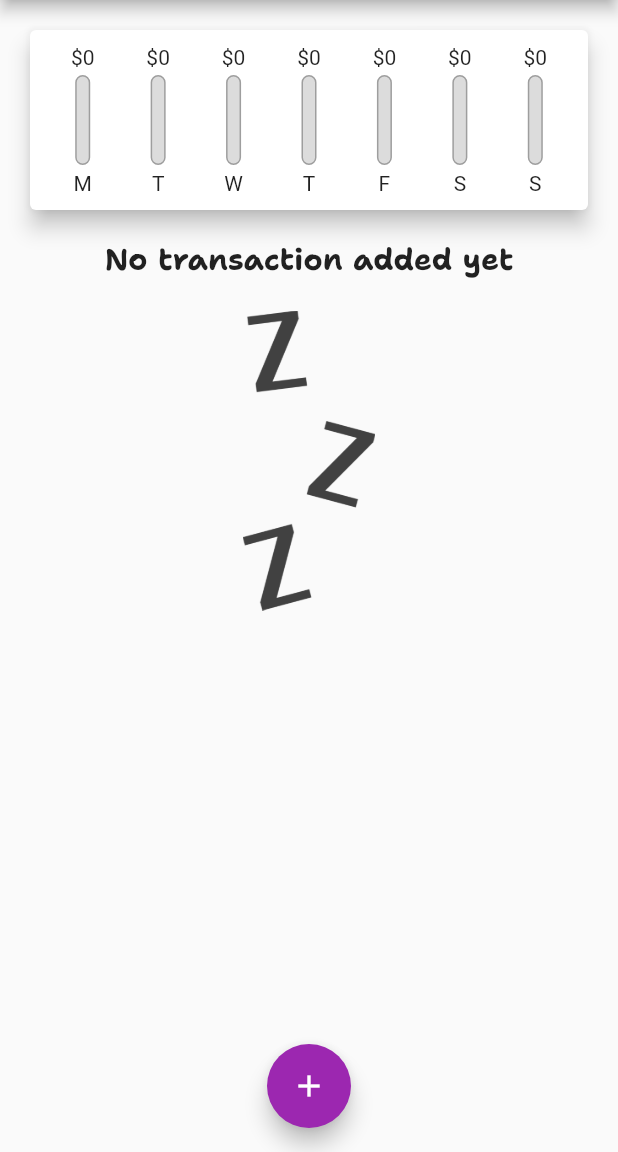
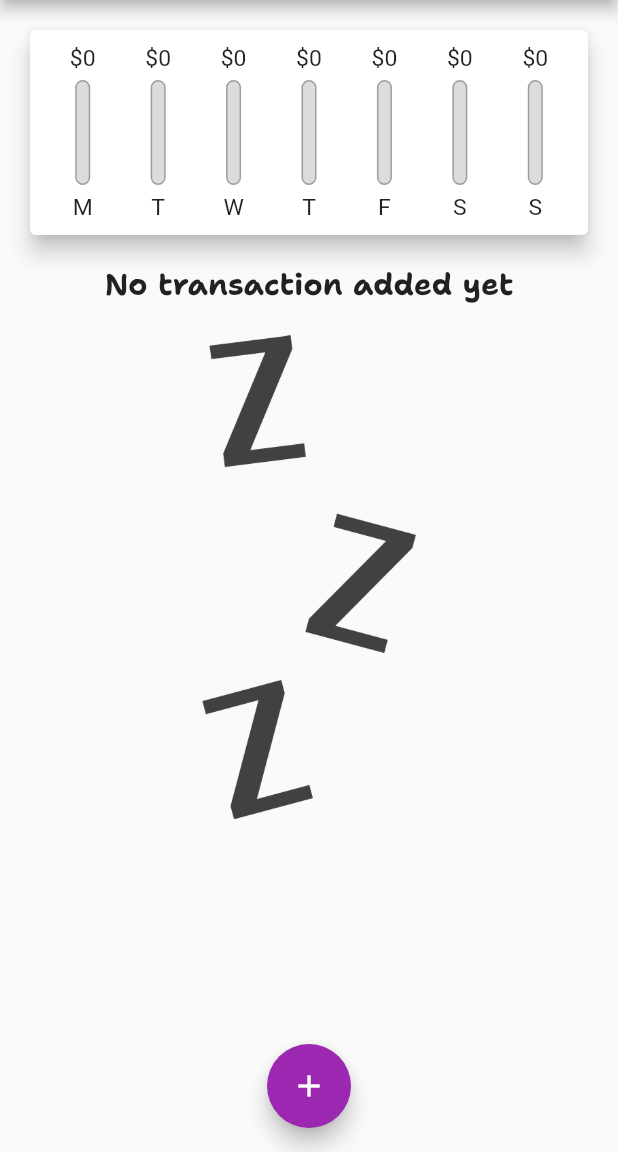
Before and after one commit to usamailyas007/Personal-Expenses-App, a Flutter app: the screen it shows after launch, on a phone screen of 412 x 824 dp, the part 84-1236 px from its top. Run offline on Flutter 3.47's test engine with Material 2 defaults, Android fonts, the light colour scheme and no system bars; missing offline and left inert: dart:ffi.

Commit message:
final commit
Working of responsiveness. Day 2..!

```diff
--- a/lib/main.dart
+++ b/lib/main.dart
@@ -39,6 +39,7 @@
 
 class _MyHomePageState extends State<MyHomePage> {
   final List<Transaction> userTransaction = [];
+  bool _showChart = false;
 
   List<Transaction> get _recentTransaction {
     return userTransaction.where((tx) {
@@ -46,7 +47,8 @@
     }).toList();
   }
 
-  void _addNewTransaction(String txTitile, double txAmount, DateTime dateChoosen) {
+  void _addNewTransaction(
+      String txTitile, double txAmount, DateTime dateChoosen) {
     final newTx = Transaction(
         titile: txTitile,
         id: DateTime.now().toString(),
@@ -58,7 +60,7 @@
     });
   }
 
-  void _deleteTransactions(String id){
+  void _deleteTransactions(String id) {
     setState(() {
       userTransaction.removeWhere((tx) => tx.id == id);
     });
@@ -78,8 +80,9 @@
 
   @override
   Widget build(BuildContext context) {
-    return Scaffold(
-      appBar: AppBar(
+    final isLandscape =
+        MediaQuery.of(context).orientation == Orientation.landscape;
+    final appBar = AppBar(
       title: Text('Personal Expenses'),
       actions: [
         IconButton(
@@ -88,12 +91,49 @@
             },
             icon: Icon(Icons.add))
       ],
-      ),
+    );
+    final txListWidget = Container(
+        height: (MediaQuery.of(context).size.height -
+                appBar.preferredSize.height -
+                MediaQuery.of(context).padding.top) *
+            0.7,
+        child: TransactionList(userTransaction, _deleteTransactions));
+    return Scaffold(
+      appBar: appBar,
       body: SingleChildScrollView(
         child: Column(
           children: [
-            Chart(_recentTransaction),
-            TransactionList(userTransaction, _deleteTransactions)
+            if (isLandscape)
+              Row(
+                mainAxisAlignment: MainAxisAlignment.center,
+                children: [
+                  Text('Show Chart'),
+                  Switch(
+                      value: _showChart,
+                      onChanged: (val) {
+                        setState(() {
+                          _showChart = val;
+                        });
+                      })
+                ],
+              ),
+            if (!isLandscape)
+              Container(
+                  height: (MediaQuery.of(context).size.height -
+                          appBar.preferredSize.height -
+                          MediaQuery.of(context).padding.top) *
+                      0.23,
+                  child: Chart(_recentTransaction)),
+            if (!isLandscape) txListWidget,
+            if (isLandscape)
+              _showChart
+                  ? Container(
+                      height: (MediaQuery.of(context).size.height -
+                              appBar.preferredSize.height -
+                              MediaQuery.of(context).padding.top) *
+                          0.6,
+                      child: Chart(_recentTransaction))
+                  : txListWidget
           ],
         ),
       ),
--- a/lib/widgtes/chart_bar.dart
+++ b/lib/widgtes/chart_bar.dart
@@ -1,50 +1,54 @@
-
 import 'package:flutter/material.dart';
 
-class chartBar extends StatelessWidget{
+class chartBar extends StatelessWidget {
   final String lable;
   final double amountSpent;
   final double totalPct;
 
-  chartBar(this.amountSpent,this.totalPct,this.lable);
+  chartBar(this.amountSpent, this.totalPct, this.lable);
 
   @override
-  Widget build(BuildContext context){
+  Widget build(BuildContext context) {
+    return LayoutBuilder(builder: (ctx, constraints) {
       return Column(
         children: [
-        FittedBox(
+          Container(
+            height: constraints.maxHeight * 0.15,
+            child: FittedBox(
               child: Text('\$${amountSpent.toStringAsFixed(0)}'),
             ),
+          ),
           SizedBox(
-          height: 4,
+            height: constraints.maxHeight * 0.05,
           ),
           Container(
-          height: 60,
+            height: constraints.maxHeight * 0.6,
             width: 10,
             child: Stack(
               children: [
                 Container(
                   decoration: BoxDecoration(
-                  border: Border.all(color: Colors.grey,width: 1.0),
+                      border: Border.all(color: Colors.grey, width: 1.0),
                       color: Color.fromRGBO(220, 220, 220, 1.0),
-                  borderRadius: BorderRadius.circular(10)
-                ),
+                      borderRadius: BorderRadius.circular(10)),
                 ),
                 FractionallySizedBox(
                   heightFactor: totalPct,
                   child: Container(
                     decoration: BoxDecoration(
                         color: Theme.of(context).primaryColor,
-                      borderRadius: BorderRadius.circular(10)
-                  ),
+                        borderRadius: BorderRadius.circular(10)),
                   ),
                 ),
               ],
             ),
           ),
-        SizedBox(height: 4,),
-        Text(lable)
+          SizedBox(
+            height: constraints.maxHeight * 0.05,
+          ),
+          Container(height: constraints.maxHeight * 0.15, child: FittedBox(child: Text(lable)))
         ],
       );
+    });
   }
 }
--- a/lib/widgtes/new_transaction.dart
+++ b/lib/widgtes/new_transaction.dart
@@ -52,7 +52,8 @@
 
   @override
   Widget build(BuildContext context) {
-    return Card(
+    return SingleChildScrollView(
+      child: Card(
           elevation: 5,
           child: Container(
             padding: EdgeInsets.only(
@@ -113,6 +114,7 @@
                 )
               ],
             ),
-        ));
+          )),
+    );
   }
 }
--- a/lib/widgtes/transaction_list.dart
+++ b/lib/widgtes/transaction_list.dart
@@ -7,14 +7,13 @@
   final List<Transaction> transactions;
   final Function deleteTx;
 
-  TransactionList(this.transactions,this.deleteTx);
+  TransactionList(this.transactions, this.deleteTx);
 
   @override
   Widget build(BuildContext context) {
-    return Container(
-      height: 300,
-      child: transactions.isEmpty
-          ? Column(
+    return transactions.isEmpty
+        ? LayoutBuilder(builder: (ctx, constraints){
+      return Column(
         children: [
           Text(
             'No transaction added yet',
@@ -24,19 +23,20 @@
             height: 20,
           ),
           Container(
-                  height: 200,
+            height: constraints.maxHeight * 0.6,
             child: Image.asset(
               'assets/images/waiting.png',
               fit: BoxFit.cover,
             ),
           )
         ],
-            )
+      );
+    })
         : ListView.builder(
             itemBuilder: (context, index) {
               return Card(
                 elevation: 6,
-                  margin: EdgeInsets.symmetric(vertical: 5,horizontal: 8),
+                margin: EdgeInsets.symmetric(vertical: 5, horizontal: 8),
                 child: ListTile(
                   leading: CircleAvatar(
                     radius: 30,
@@ -47,16 +47,29 @@
                               '\$${transactions[index].amount.toStringAsFixed(2)}')),
                     ),
                   ),
-                    title: Text(transactions[index].titile,style: Theme.of(context).textTheme.titleMedium,),
+                  title: Text(
+                    transactions[index].titile,
+                    style: Theme.of(context).textTheme.titleMedium,
+                  ),
                   subtitle: Text(
                       DateFormat.yMMMd().format(transactions[index].date)),
-                    trailing: IconButton(icon: Icon(Icons.delete),color: Colors.red.shade700,
+                  trailing: MediaQuery.of(context).size.width > 300
+                      ? TextButton.icon(
+                          onPressed: () => deleteTx(transactions[index].id),
+                          icon: Icon(Icons.delete),
+                          label: Text('Delete'),
+                          style: ButtonStyle(
+                              textStyle: MaterialStatePropertyAll(
+                                  TextStyle(color: Colors.red.shade700))),
+                        )
+                      : IconButton(
+                          icon: Icon(Icons.delete),
+                          color: Colors.red.shade700,
                           onPressed: () => deleteTx(transactions[index].id)),
                 ),
               );
             },
             itemCount: transactions.length,
-            ),
           );
   }
 }
```
Lines whose indentation alone changed are shown as unchanged.
